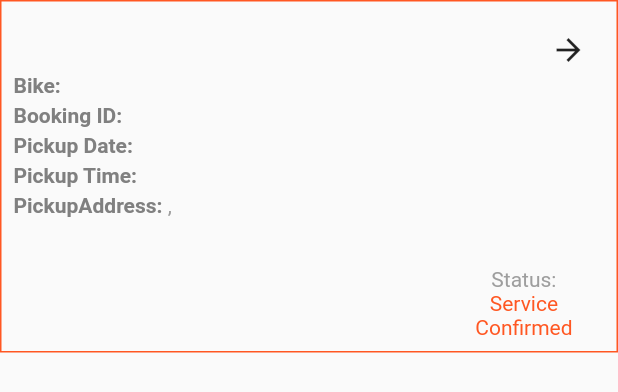
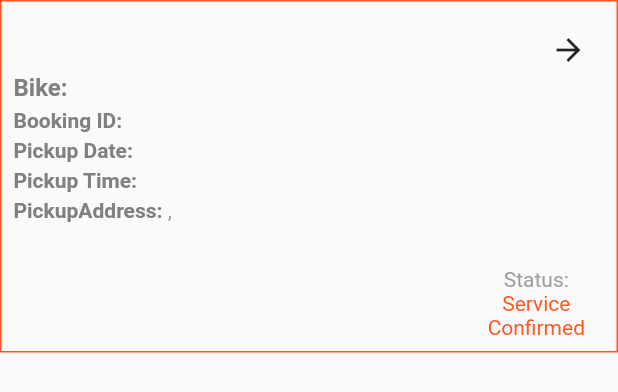
Before and after one commit to JenishHirpara/protto_delivery-app, a Flutter app: the ServiceActiveOrderDetail widget shown alone on an empty page, opened directly, on a phone screen of 412 x 824 dp. Shown: the top 392 px of the screen. Run offline on Flutter 3.47's test engine with Material 2 defaults, Android fonts, the phone set to English and light mode, and no system bars; our stand-ins replace google_fonts, image_picker, location, photo_view, shared_preferences; missing offline and left inert: searchable_dropdown; accounts and stored records are empty; network calls fail.

Commit message:
order flow modified

```diff
--- a/lib/providers/delivery_orders.dart
+++ b/lib/providers/delivery_orders.dart
@@ -21,6 +21,8 @@ class DeliveryOrderItem with ChangeNotifier {
   final String flat;
   final String address;
   final String landmark;
+  final String latitude;
+  final String longitude;
   final String deliveryType;
   final String otp;
   final String deliveryOtp;
@@ -36,6 +38,8 @@ class DeliveryOrderItem with ChangeNotifier {
     @required this.flat,
     @required this.address,
     @required this.landmark,
+    @required this.latitude,
+    @required this.longitude,
     @required this.deliveryType,
     @required this.customer,
     @required this.otp,
@@ -121,6 +125,8 @@ class DeliveryOrders with ChangeNotifier {
           address: extractedData1['data'][i]['address'],
           flat: extractedData1['data'][i]['flat'],
           landmark: extractedData1['data'][i]['landmark'],
+          latitude: extractedData1['data'][i]['lat'],
+          longitude: extractedData1['data'][i]['lon'],
           otp: extractedData1['data'][i]['otp'],
           deliveryOtp: extractedData1['data'][i]['delivery_otp'],
           date: extractedData1['data'][i]['date'],
--- a/lib/providers/service_orders.dart
+++ b/lib/providers/service_orders.dart
@@ -21,6 +21,8 @@ class ServiceOrderItem with ChangeNotifier {
   final String flat;
   final String address;
   final String landmark;
+  final String latitude;
+  final String longitude;
   final String deliveryType;
   final String customer;
   final String deId;
@@ -38,6 +40,8 @@ class ServiceOrderItem with ChangeNotifier {
     @required this.flat,
     @required this.address,
     @required this.landmark,
+    @required this.latitude,
+    @required this.longitude,
     @required this.deliveryType,
     @required this.customer,
     @required this.make,
@@ -139,6 +143,8 @@ class ServiceOrders with ChangeNotifier {
             address: extractedData1['data'][i]['address'],
             flat: extractedData1['data'][i]['flat'],
             landmark: extractedData1['data'][i]['landmark'],
+            latitude: extractedData1['data'][i]['lat'],
+            longitude: extractedData1['data'][i]['lon'],
             specialRequest: extractedData1['data'][i]['special_request'],
             date: extractedData1['data'][i]['date'],
             time: extractedData1['data'][i]['timestamp'],
@@ -181,6 +187,8 @@ class ServiceOrders with ChangeNotifier {
       flat: item.flat,
       address: item.address,
       landmark: item.landmark,
+      latitude: item.latitude,
+      longitude: item.longitude,
       specialRequest: item.specialRequest,
       deliveryType: item.deliveryType,
       customer: item.customer,
--- a/lib/screens/delivery_executive/delivery_info_screen.dart
+++ b/lib/screens/delivery_executive/delivery_info_screen.dart
@@ -45,9 +45,8 @@ class _DeliveryInfoScreenState extends State<DeliveryInfoScreen> {
       return;
     }
     _locationData = await _location.getLocation();
-    String query = Uri.encodeComponent(order.address);
     var url =
-        'https://www.google.com/maps/dir/?api=1&origin=${_locationData.latitude},${_locationData.longitude}&destination=$query&travelmode=driving&dir_action=navigate';
+        'https://www.google.com/maps/dir/?api=1&origin=${_locationData.latitude},${_locationData.longitude}&destination=${order.latitude},${order.longitude}&travelmode=driving&dir_action=navigate';
     _launchURL(url);
   }
 
--- a/lib/screens/service_station/delivery_info_screen.dart
+++ b/lib/screens/service_station/delivery_info_screen.dart
@@ -93,9 +93,8 @@ class _DeliveryInfoScreenState extends State<DeliveryInfoScreen> {
       return;
     }
     _locationData = await _location.getLocation();
-    String query = Uri.encodeComponent(order.address);
     var url =
-        'https://www.google.com/maps/dir/?api=1&origin=${_locationData.latitude},${_locationData.longitude}&destination=$query&travelmode=driving&dir_action=navigate';
+        'https://www.google.com/maps/dir/?api=1&origin=${_locationData.latitude},${_locationData.longitude}&destination=${order.latitude},${order.longitude}&travelmode=driving&dir_action=navigate';
     _launchURL(url);
   }
 
--- a/lib/screens/service_station/jobs_screen.dart
+++ b/lib/screens/service_station/jobs_screen.dart
@@ -49,7 +49,7 @@ class _JobsScreenState extends State<JobsScreen> {
       });
       try {
         await Provider.of<ServiceOrders>(context, listen: false)
-            .addjob(order.bookingId, approvedForm.length, _data, order.status);
+            .addjob(order.bookingId, approvedForm.length, _data, '4');
         Navigator.of(context).pop();
       } on HttpException catch (error) {
         showDialog(
--- a/lib/widgets/service_active_order_detail.dart
+++ b/lib/widgets/service_active_order_detail.dart
@@ -44,7 +44,7 @@ class ServiceActiveOrderDetail extends StatelessWidget {
       child: Row(
         children: <Widget>[
           Expanded(
-            flex: 8,
+            flex: 10,
             child: Column(
               crossAxisAlignment: CrossAxisAlignment.start,
               children: <Widget>[
@@ -59,23 +59,29 @@ class ServiceActiveOrderDetail extends StatelessWidget {
                     ),
                   ),
                 ),
-                Row(
-                  children: <Widget>[
-                    Text(
-                      'Bike:',
+                Container(
+                  width: double.infinity,
+                  child: RichText(
+                    text: TextSpan(
+                      children: <TextSpan>[
+                        TextSpan(
+                          text: 'Bike: ',
                           style: GoogleFonts.cantataOne(
                             color: Color.fromRGBO(128, 128, 128, 1),
                             fontWeight: FontWeight.bold,
+                            fontSize: 16,
                           ),
                         ),
-                    SizedBox(width: 8),
-                    Text(
-                      '${order.make} ${order.model}',
+                        TextSpan(
+                          text: '${order.make} ${order.model}',
                           style: GoogleFonts.cantataOne(
                             color: Colors.grey,
+                            fontSize: 16,
                           ),
                         ),
                       ],
+                    ),
+                  ),
                 ),
                 SizedBox(height: 4),
                 Row(
```
Lines whose indentation alone changed are shown as unchanged.
